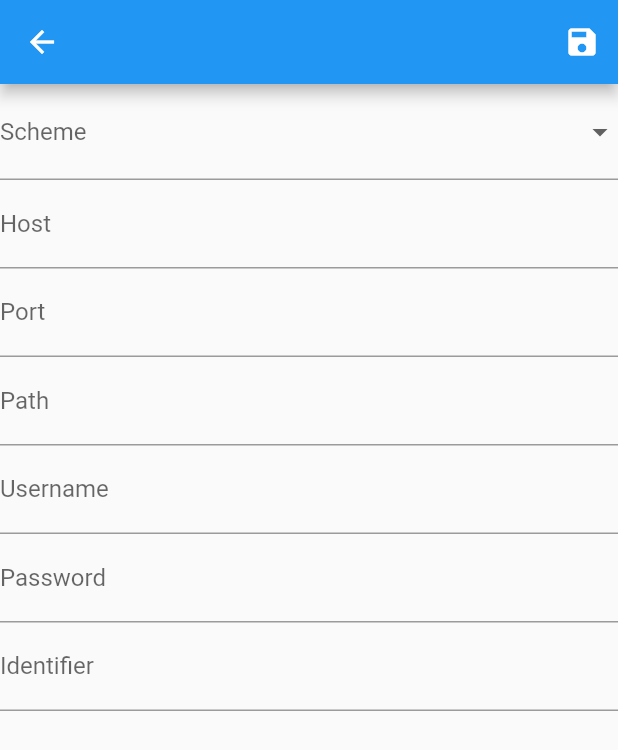
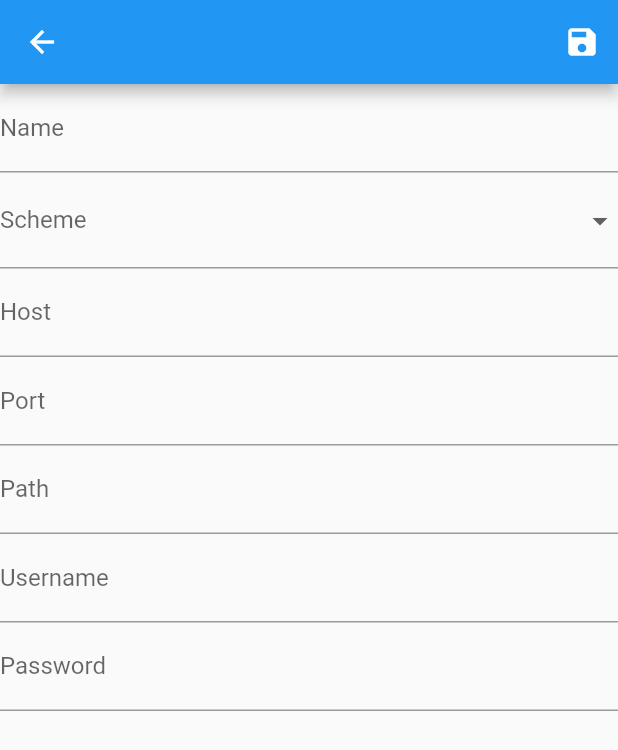
Before and after one commit to jasper-zsh/hass-car-connector, a Flutter app: the screen it shows after launch, after a tap on the "add" icon, on a phone screen of 412 x 824 dp. Shown: the top 750 px of the screen. Run offline on Flutter 3.47's test engine with Material 2 defaults, Android fonts, the phone set to English and light mode, and no system bars; our stand-ins replace floor, geolocator, get_it, permission_handler, sqflite; missing offline and left inert: event, flutter_background_service, mqtt_client; accounts and stored records are empty; generated files the repository leaves out were written again.

Commit message:
Settings, Discovery

```diff
--- a/lib/database.dart
+++ b/lib/database.dart
@@ -1,13 +1,16 @@
 import 'dart:async';
 
 import 'package:floor/floor.dart';
+import 'package:hass_car_connector/repositories/settings.dart';
 import 'package:sqflite/sqflite.dart' as sqflite;
 import 'package:hass_car_connector/entities/remote_config.dart';
+import 'package:hass_car_connector/entities/settings.dart';
 import 'package:hass_car_connector/repositories/remote_config.dart';
 
 part 'database.g.dart';
 
-@Database(version: 1, entities: [RemoteConfig])
+@Database(version: 1, entities: [RemoteConfig, Settings])
 abstract class AppDatabase extends FloorDatabase {
   RemoteConfigRepository get remoteConfigRepository;
+  SettingsRepository get settingsRepository;
 }
--- a/lib/main.dart
+++ b/lib/main.dart
@@ -1,14 +1,20 @@
 import 'package:flutter/material.dart';
+import 'package:flutter_background_service/flutter_background_service.dart';
 import 'package:hass_car_connector/background.dart';
 import 'package:hass_car_connector/service_locator.dart';
+import 'package:hass_car_connector/services/remote.dart';
 import 'package:hass_car_connector/ui/form/mqtt_remote.dart';
 import 'package:hass_car_connector/ui/remote_config_form.dart';
 import 'package:hass_car_connector/ui/remote_config_list.dart';
+import 'package:hass_car_connector/ui/settings.dart';
 
 void main() async {
   WidgetsFlutterBinding.ensureInitialized();
   await setupLocator();
   await initializeService();
+  remoteUpdated.subscribe((args) {
+    FlutterBackgroundService().invoke('reload');
+  });
   runApp(const MyApp());
 }
 
@@ -61,31 +67,28 @@ class _MyHomePageState extends State<MyHomePage> {
 
   @override
   Widget build(BuildContext context) {
-    // This method is rerun every time setState is called, for instance as done
-    // by the _incrementCounter method above.
-    //
-    // The Flutter framework has been optimized to make rerunning build methods
-    // fast, so that you can just rebuild anything that needs updating rather
-    // than having to individually change instances of widgets.
+    const navigateBarItems = [
+      BottomNavigationBarItem(icon: Icon(Icons.settings_remote), label: 'Remotes'),
+      BottomNavigationBarItem(icon: Icon(Icons.sensors), label: 'Sensors'),
+      BottomNavigationBarItem(icon: Icon(Icons.settings), label: 'Settings')
+    ];
     return Scaffold(
       appBar: AppBar(
-        // Here we take the value from the MyHomePage object that was created by
-        // the App.build method, and use it to set our appbar title.
         title: Text(widget.title),
       ),
       body: PageView.builder(
         controller: _controller,
-        itemCount: 2,
+        itemCount: navigateBarItems.length,
         itemBuilder: (context, index) {
           switch (index) {
             case 0:
               return RemoteConfigListPage();
-              break;
-            case 1:
-              return Center(
+            case 2:
+              return SettingsPage();
+            default:
+              return const Center(
                 child: Text('TODO'),
               );
-              break;
           }
         },
         onPageChanged: (page) {
@@ -96,13 +99,7 @@ class _MyHomePageState extends State<MyHomePage> {
       ),
       bottomNavigationBar: BottomNavigationBar(
         currentIndex: currentTab,
-        items: [
-          BottomNavigationBarItem(
-            icon: Icon(Icons.settings_remote),
-            label: 'Remotes'
-          ),
-          BottomNavigationBarItem(icon: Icon(Icons.sensors), label: 'Sensors')
-        ],
+        items: navigateBarItems,
         onTap: (index) {
           setState(() {
             _controller.animateToPage(index, duration: Duration(microseconds: 300), curve: Curves.easeIn);
--- a/lib/remote/remote.dart
+++ b/lib/remote/remote.dart
@@ -6,3 +6,7 @@ abstract class Remote {
   Future<void> stop();
   Future<void> reportSensorDatas(Iterable<SensorData> sensorDatas);
 }
+
+abstract class Discovery {
+  Future<void> discovery(Iterable<DiscoveryData> discoveryDatas);
+}
--- a/lib/service_locator.dart
+++ b/lib/service_locator.dart
@@ -1,6 +1,7 @@
 import 'package:get_it/get_it.dart';
 import 'package:hass_car_connector/database.dart';
 import 'package:hass_car_connector/services/remote.dart';
+import 'package:hass_car_connector/services/settings.dart';
 
 GetIt locator = GetIt.asNewInstance();
 
@@ -11,6 +12,9 @@ Future<void> setupLocator() async {
       remoteConfigRepository: locator<AppDatabase>().remoteConfigRepository
     );
   }, dependsOn: [AppDatabase]);
+  locator.registerSingletonWithDependencies(() {
+    return SettingsService(locator<AppDatabase>().settingsRepository);
+  }, dependsOn: [AppDatabase]);
   await locator.allReady();
 }
 
--- a/lib/services/remote.dart
+++ b/lib/services/remote.dart
@@ -1,6 +1,7 @@
 import 'dart:convert';
 import 'dart:developer';
 
+import 'package:event/event.dart';
 import 'package:hass_car_connector/database.dart';
 import 'package:hass_car_connector/entities/remote_config.dart';
 import 'package:hass_car_connector/remote/mqtt.dart';
@@ -13,6 +14,8 @@ typedef Remote RemoteFactory();
 var remoteFactorys = <String, RemoteFactory>{
   'mqtt': () => MqttRemote()
 };
+
+var remoteUpdated = Event();
 
 class RemoteService {
   RemoteConfigRepository remoteConfigRepository;
--- a/lib/ui/form/mqtt_remote.dart
+++ b/lib/ui/form/mqtt_remote.dart
@@ -50,10 +50,7 @@ class MqttRemoteConfigFormState extends State<MqttRemoteConfigForm> {
 
   @override
   Widget build(BuildContext context) {
-    return Form(
-      key: _formKey,
-      child: Column(
-        children: [
+    var fields = [
       DropdownButtonFormField(
         decoration: const InputDecoration(
             border: UnderlineInputBorder(),
@@ -128,17 +125,10 @@ class MqttRemoteConfigFormState extends State<MqttRemoteConfigForm> {
           config.password = value;
         },
       ),
-          TextFormField(
-            decoration: const InputDecoration(
-                border: UnderlineInputBorder(),
-                labelText: "Identifier"
-            ),
-            onSaved: (value) {
-              config.identifier = value;
-            },
-          ),
-        ],
-      ),
+    ];
+    return Form(
+      key: _formKey,
+      child: ListView.builder(itemBuilder: (context, index) => fields[index], itemCount: fields.length,),
     );
   }
 }
--- a/lib/ui/remote_config_form.dart
+++ b/lib/ui/remote_config_form.dart
@@ -3,6 +3,7 @@ import 'dart:developer';
 
 import 'package:event/event.dart';
 import 'package:flutter/material.dart';
+import 'package:flutter_background_service/flutter_background_service.dart';
 import 'package:hass_car_connector/database.dart';
 import 'package:hass_car_connector/entities/remote_config.dart';
 import 'package:hass_car_connector/service_locator.dart';
@@ -20,6 +21,10 @@ class RemoteConfigForm extends StatefulWidget {
 
 class RemoteConfigFormState extends State<RemoteConfigForm> {
   final saveEvent = Event();
+  final _formKey = GlobalKey<FormState>();
+
+  late Map<String, dynamic> config;
+  late String name;
 
   @override
   void initState() {
@@ -43,13 +48,42 @@ class RemoteConfigFormState extends State<RemoteConfigForm> {
           )
         ],
       ),
-      body: MqttRemoteConfigForm(
-        saveEvent: saveEvent,
-        configCallback: (config) async {
-          var remoteConfig = RemoteConfig(name: 'foo', type: 'mqtt', config: jsonEncode(config));
-          await locator<RemoteService>().saveRemoteConfig(remoteConfig);
-          Navigator.pop(context);
-        },
+      body: Column(
+        children: [
+          Form(
+            key: _formKey,
+            child: Column(
+              mainAxisSize: MainAxisSize.min,
+              children: [
+                TextFormField(
+                  decoration: InputDecoration(
+                    border: UnderlineInputBorder(),
+                    labelText: 'Name'
+                  ),
+                  onSaved: (value) {
+                    setState(() {
+                      name = value!;
+                    });
+                  },
+                )
+              ],
+            )
+          ),
+          Expanded(child: MqttRemoteConfigForm(
+            saveEvent: saveEvent,
+            configCallback: (config) async {
+              this.config = config;
+              if (_formKey.currentState!.validate()) {
+                _formKey.currentState!.save();
+
+                var remoteConfig = RemoteConfig(name: name, type: 'mqtt', config: jsonEncode(this.config));
+                await locator<RemoteService>().saveRemoteConfig(remoteConfig);
+                remoteUpdated.broadcast();
+                Navigator.pop(context);
+              }
+            },
+          ))
+        ],
       ),
     );
   }
--- a/lib/ui/remote_config_list.dart
+++ b/lib/ui/remote_config_list.dart
@@ -1,7 +1,10 @@
+import 'package:event/event.dart';
 import 'package:flutter/material.dart';
+import 'package:flutter_background_service/flutter_background_service.dart';
 import 'package:hass_car_connector/database.dart';
 import 'package:hass_car_connector/entities/remote_config.dart';
 import 'package:hass_car_connector/service_locator.dart';
+import 'package:hass_car_connector/services/remote.dart';
 
 class RemoteConfigListPage extends StatefulWidget {
   @override
@@ -18,9 +21,16 @@ class RemoteConfigListPageState extends State<RemoteConfigListPage> {
   void initState() {
     super.initState();
     listFuture = locator<AppDatabase>().remoteConfigRepository.findAll();
+    remoteUpdated.subscribe(_reload);
   }
 
-  void reload() {
+  @override
+  void dispose() {
+    remoteUpdated.unsubscribe(_reload);
+    super.dispose();
+  }
+
+  void _reload(EventArgs? args) {
     setState(() {
       listFuture = locator<AppDatabase>().remoteConfigRepository.findAll();
     });
@@ -63,20 +73,20 @@ class RemoteConfigListPageState extends State<RemoteConfigListPage> {
             Padding(padding: EdgeInsets.symmetric(horizontal: 4), child: remoteConfig.enabled ? ElevatedButton(
               onPressed: () async {
                 await locator<AppDatabase>().remoteConfigRepository.setEnabledById(remoteConfig.id!, false);
-                reload();
+                remoteUpdated.broadcast();
               },
               child: Text('禁用'),
             ) : ElevatedButton(
               onPressed: () async {
                 await locator<AppDatabase>().remoteConfigRepository.setEnabledById(remoteConfig.id!, true);
-                reload();
+                remoteUpdated.broadcast();
               },
               child: Text('启用'),
             ),),
             Padding(padding: EdgeInsets.symmetric(horizontal: 4), child: ElevatedButton(
                 onPressed: () async {
                   await locator<AppDatabase>().remoteConfigRepository.deleteRemoteConfig(remoteConfig);
-                  reload();
+                  remoteUpdated.broadcast();
                 },
                 child: Text('删除')
             ),)
--- /dev/null
+++ b/lib/ui/settings.dart
@@ -0,0 +1,81 @@
+import 'dart:developer';
+
+import 'package:flutter/material.dart';
+import 'package:geolocator/geolocator.dart';
+import 'package:hass_car_connector/database.dart';
+import 'package:hass_car_connector/entities/settings.dart';
+import 'package:hass_car_connector/service_locator.dart';
+import 'package:hass_car_connector/ui/prompt.dart';
+import 'package:permission_handler/permission_handler.dart';
+
+class SettingsPage extends StatefulWidget {
+  @override
+  State<StatefulWidget> createState() {
+    return SettingsPageState();
+  }
+}
+
+class SettingsPageState extends State<SettingsPage> {
+  Map<String, String> settings = {};
+  late TextEditingController _promptController;
+
+  @override
+  void initState() {
+    super.initState();
+    _promptController = TextEditingController();
+    locator<AppDatabase>().settingsRepository.findAll().then((value) {
+      setState(() {
+        for (var s in value) {
+          settings[s.key] = s.data;
+        }
+      });
+    });
+  }
+
+  @override
+  void dispose() {
+    _promptController.dispose();
+    super.dispose();
+  }
+
+  Future<void> updateSetting(String key, String data) async {
+    await locator<AppDatabase>().settingsRepository.insertOrReplaceSettings(Settings(key, data));
+    setState(() {
+      settings[key] = data;
+    });
+  }
+
+  @override
+  Widget build(BuildContext context) {
+    var items = [
+      Row(
+        children: [
+          Container(width: 100, child: Text('车辆标识')),
+          Expanded(child: Text(settings[carIdentifier] ?? '未设置'))
+        ],
+      ),
+      TextButton(onPressed: () async {
+        await Geolocator.requestPermission();
+      }, child: Text('请求权限'))
+    ];
+    return ListView.separated(
+      itemCount: items.length,
+      separatorBuilder: (context, index) => const Divider(),
+      itemBuilder: (context, index) => GestureDetector(
+        behavior: HitTestBehavior.opaque,
+        onTap: () {
+          showPrompt(
+            context: context,
+            controller: _promptController,
+            title: '设置 车辆标识',
+            initial: settings[carIdentifier] ?? '',
+            callback: (value) async {
+              updateSetting(carIdentifier, value);
+            }
+          );
+        },
+        child: Padding(padding: EdgeInsets.all(8), child: items[index],),
+      ),
+    );
+  }
+}
```
Also changed, not shown: lib/background.dart (+31 -2 lines), lib/entities/settings.dart (added, +13 -0 lines), lib/remote/mqtt.dart (+31 -7 lines), lib/repositories/settings.dart (added, +14 -0 lines), lib/sensor/dummy.dart (+16 -1 lines), lib/sensor/sensor.dart (+20 -0 lines), lib/sensor/system.dart (+23 -3 lines), lib/services/settings.dart (added, +17 -0 lines), lib/ui/prompt.dart (added, +31 -0 lines), 1 other file. Lines whose indentation alone changed are shown as unchanged.
